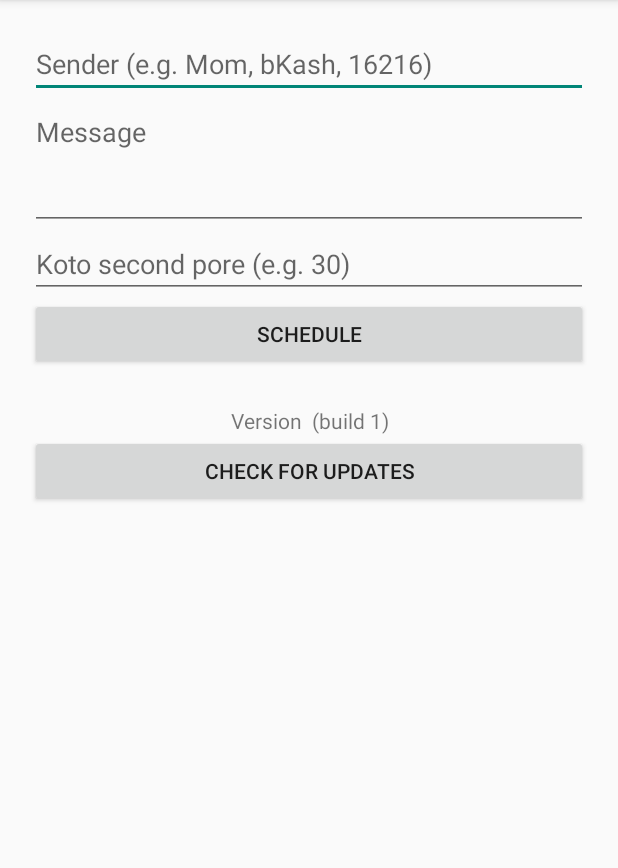
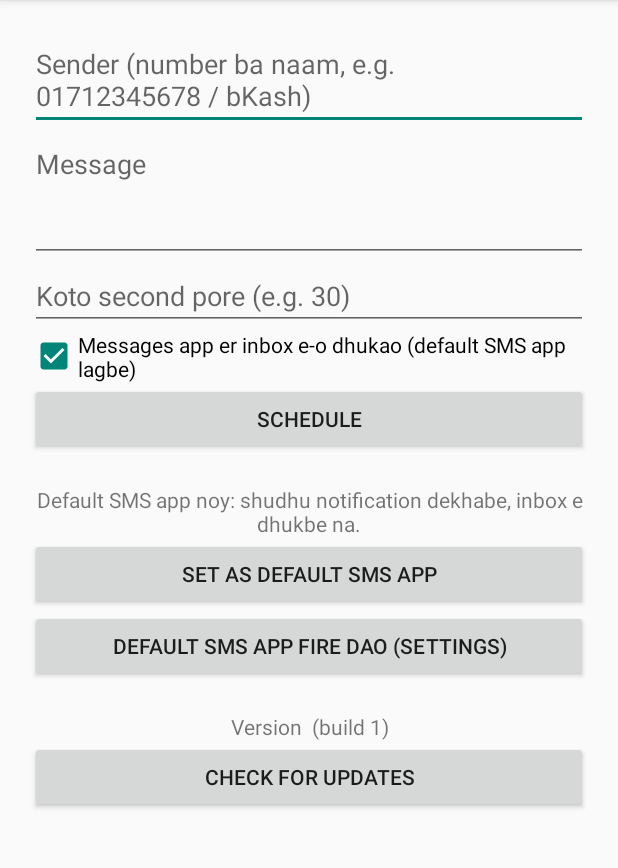
Before and after one commit to jabratl/FakeSmsPrank, an Android app: the screen it shows after launch (MainActivity), on a phone screen of 412 x 824 dp, the part 84-952 px from its top. Run offline under Robolectric (Android 15) with nearby library versions, the phone set to English and light mode, and no system bars.

Commit message:
Apply uploaded zip: FakeSmsPrank (2).zip

```diff
--- a/app/src/main/java/com/prank/fakesms/MainActivity.java
+++ b/app/src/main/java/com/prank/fakesms/MainActivity.java
@@ -1,6 +1,9 @@
 package com.prank.fakesms;
 
 import android.app.Activity;
+import android.app.role.RoleManager;
+import android.provider.Telephony;
+import android.widget.CheckBox;
 import android.app.AlertDialog;
 import android.widget.TextView;
 import java.io.File;
@@ -29,6 +32,12 @@ public class MainActivity extends Activity {
         EditText msg = findViewById(R.id.msg);
         EditText delay = findViewById(R.id.delay);
 
+        findViewById(R.id.dset).setOnClickListener(v -> requestDefaultSms());
+        findViewById(R.id.dback).setOnClickListener(v -> {
+            try { startActivity(new Intent(Settings.ACTION_MANAGE_DEFAULT_APPS_SETTINGS)); }
+            catch (Exception e) { startActivity(new Intent(Settings.ACTION_SETTINGS)); }
+        });
+
         TextView ver = findViewById(R.id.ver);
         ver.setText("Version " + BuildConfig.VERSION_NAME + " (build " + BuildConfig.VERSION_CODE + ")");
         findViewById(R.id.upd).setOnClickListener(v -> checkUpdate());
@@ -49,6 +58,7 @@ public class MainActivity extends Activity {
             i.putExtra("sender", s);
             i.putExtra("msg", m);
             i.putExtra("id", id);
+            i.putExtra("insert", ((CheckBox) findViewById(R.id.ins)).isChecked());
             PendingIntent pi = PendingIntent.getBroadcast(this, id, i,
                     PendingIntent.FLAG_IMMUTABLE | PendingIntent.FLAG_UPDATE_CURRENT);
 
@@ -118,4 +128,44 @@ public class MainActivity extends Activity {
             }
         }).start();
     }
+
+    @Override
+    protected void onResume() {
+        super.onResume();
+        refreshDefaultStatus();
+    }
+
+    private void refreshDefaultStatus() {
+        TextView t = findViewById(R.id.dstat);
+        if (Sms.isDefault(this)) {
+            t.setText("Ei app ekhon DEFAULT SMS app. Real SMS-o ekhane ashbe, prank shesh hole default fire dao.");
+        } else {
+            t.setText("Default SMS app noy: shudhu notification dekhabe, inbox e dhukbe na.");
+        }
+    }
+
+    private void requestDefaultSms() {
+        try {
+            if (Build.VERSION.SDK_INT >= 29) {
+                RoleManager rm = getSystemService(RoleManager.class);
+                if (rm != null && rm.isRoleAvailable(RoleManager.ROLE_SMS) && !rm.isRoleHeld(RoleManager.ROLE_SMS)) {
+                    startActivityForResult(rm.createRequestRoleIntent(RoleManager.ROLE_SMS), 2);
+                } else {
+                    Toast.makeText(this, "Already default (ba ei phone e role available na)", Toast.LENGTH_SHORT).show();
+                }
+            } else {
+                Intent i = new Intent(Telephony.Sms.Intents.ACTION_CHANGE_DEFAULT);
+                i.putExtra(Telephony.Sms.Intents.EXTRA_PACKAGE_NAME, getPackageName());
+                startActivityForResult(i, 2);
+            }
+        } catch (Throwable t) {
+            Toast.makeText(this, "Default SMS app set kora gelo na: " + t.getMessage(), Toast.LENGTH_LONG).show();
+        }
+    }
+
+    @Override
+    protected void onActivityResult(int req, int res, Intent data) {
+        super.onActivityResult(req, res, data);
+        refreshDefaultStatus();
+    }
 }
--- a/app/src/main/res/layout/activity_main.xml
+++ b/app/src/main/res/layout/activity_main.xml
@@ -1,12 +1,15 @@
 <?xml version="1.0" encoding="utf-8"?>
-<LinearLayout xmlns:android="http://schemas.android.com/apk/res/android"
+<ScrollView xmlns:android="http://schemas.android.com/apk/res/android"
     android:layout_width="match_parent"
-    android:layout_height="match_parent"
+    android:layout_height="match_parent">
+<LinearLayout
+    android:layout_width="match_parent"
+    android:layout_height="wrap_content"
     android:orientation="vertical"
     android:padding="20dp">
 
     <EditText android:id="@+id/sender" android:layout_width="match_parent"
-        android:layout_height="wrap_content" android:hint="Sender (e.g. Mom, bKash, 16216)" />
+        android:layout_height="wrap_content" android:hint="Sender (number ba naam, e.g. 01712345678 / bKash)" />
 
     <EditText android:id="@+id/msg" android:layout_width="match_parent"
         android:layout_height="wrap_content" android:hint="Message"
@@ -16,10 +19,25 @@
         android:layout_height="wrap_content" android:hint="Koto second pore (e.g. 30)"
         android:inputType="numberDecimal" />
 
+    <CheckBox android:id="@+id/ins" android:layout_width="match_parent"
+        android:layout_height="wrap_content" android:checked="true"
+        android:text="Messages app er inbox e-o dhukao (default SMS app lagbe)" />
+
     <Button android:id="@+id/go" android:layout_width="match_parent"
         android:layout_height="wrap_content" android:text="Schedule" />
 
-    <View android:layout_width="match_parent" android:layout_height="24dp" />
+    <View android:layout_width="match_parent" android:layout_height="20dp" />
+
+    <TextView android:id="@+id/dstat" android:layout_width="match_parent"
+        android:layout_height="wrap_content" android:gravity="center" />
+
+    <Button android:id="@+id/dset" android:layout_width="match_parent"
+        android:layout_height="wrap_content" android:text="Set as default SMS app" />
+
+    <Button android:id="@+id/dback" android:layout_width="match_parent"
+        android:layout_height="wrap_content" android:text="Default SMS app fire dao (Settings)" />
+
+    <View android:layout_width="match_parent" android:layout_height="20dp" />
 
     <TextView android:id="@+id/ver" android:layout_width="match_parent"
         android:layout_height="wrap_content" android:gravity="center" />
@@ -27,3 +45,4 @@
     <Button android:id="@+id/upd" android:layout_width="match_parent"
         android:layout_height="wrap_content" android:text="Check for updates" />
 </LinearLayout>
+</ScrollView>
```
Also changed, not shown: app/build.gradle (+6 -1 lines), app/src/main/AndroidManifest.xml (+55 -0 lines), app/src/main/java/com/prank/fakesms/ComposeSmsActivity.java (added, +15 -0 lines), app/src/main/java/com/prank/fakesms/MmsReceiver.java (added, +11 -0 lines), app/src/main/java/com/prank/fakesms/NotifReceiver.java (+5 -31 lines), app/src/main/java/com/prank/fakesms/RespondService.java (added, +11 -0 lines), app/src/main/java/com/prank/fakesms/Sms.java (added, +64 -0 lines), app/src/main/java/com/prank/fakesms/SmsDeliverReceiver.java (added, +22 -0 lines), 2 other files.
